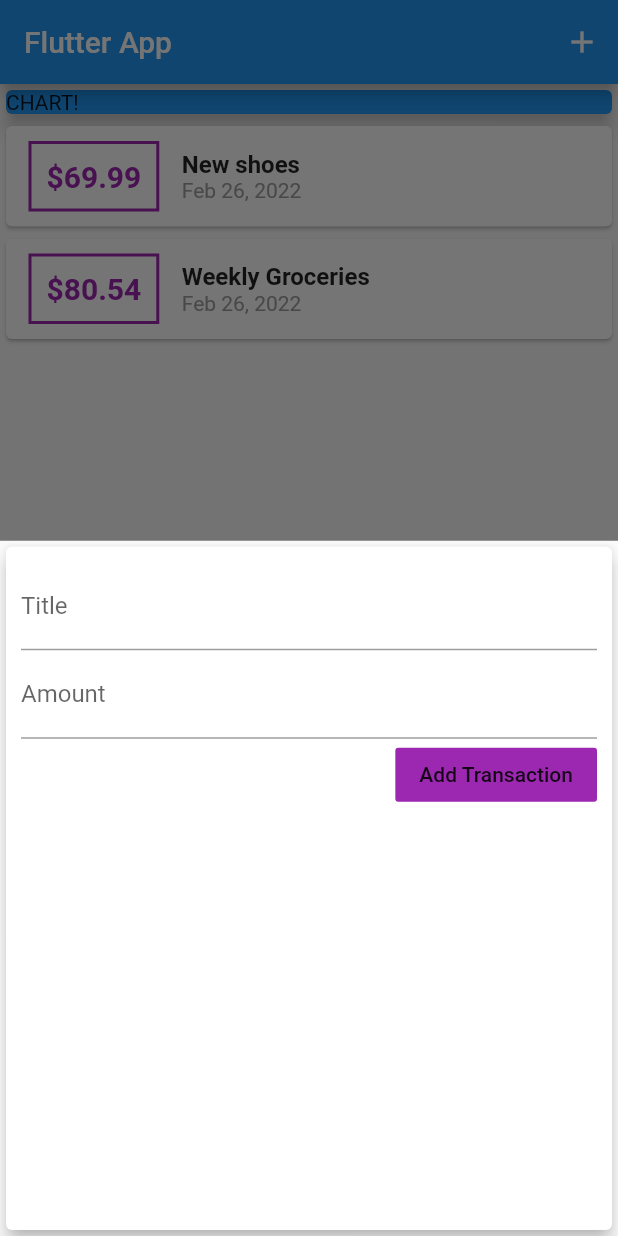
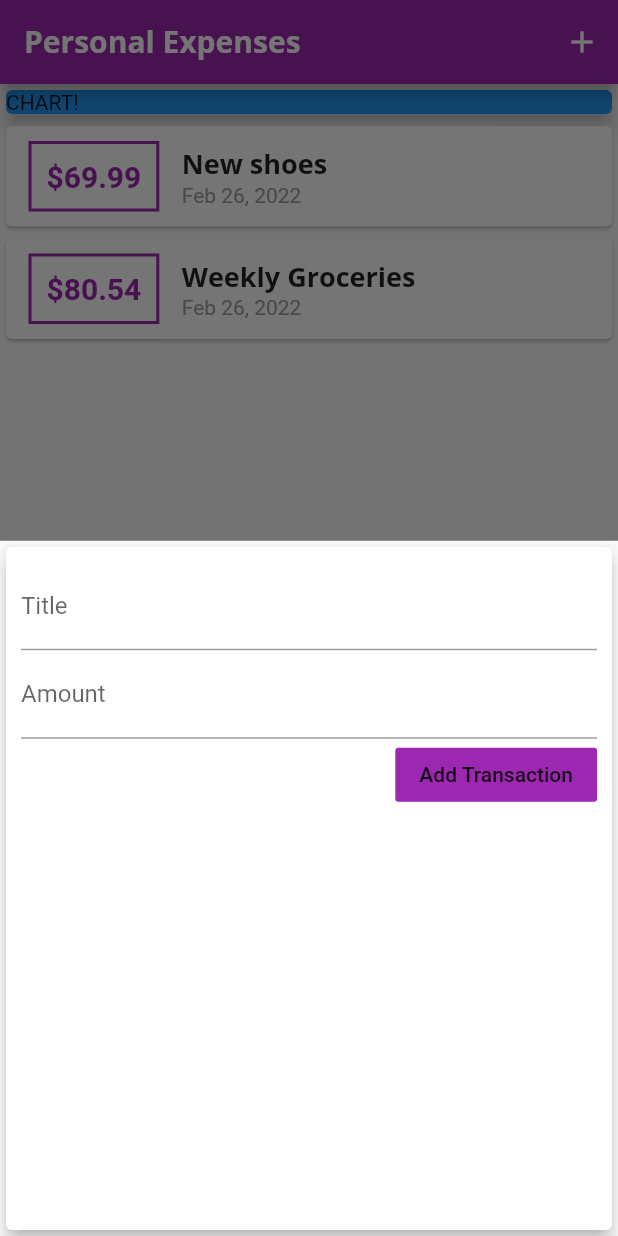
Before and after one commit to JulienMalcouronne/expense_tracker_flutter, a Flutter app: the screen it shows after launch, after a tap on the "add" icon, on a phone screen of 412 x 824 dp. Run offline on Flutter 3.47's test engine with Material 2 defaults, Android fonts, the phone set to English and light mode, and no system bars.

Commit message:
added theme on the expense app

```diff
--- a/lib/main.dart
+++ b/lib/main.dart
@@ -12,7 +12,26 @@ class MyApp extends StatelessWidget {
   @override
   Widget build(BuildContext context) {
     return MaterialApp(
-      title: 'Flutter App',
+      title: 'Personal Expenses',
+      theme: ThemeData(
+          primarySwatch: Colors.purple,
+          accentColor: Colors.amber,
+          textTheme: ThemeData.light().textTheme.copyWith(
+                  headline6: TextStyle(
+                fontFamily: 'OpenSans',
+                fontWeight: FontWeight.bold,
+                fontSize: 18,
+              )),
+          appBarTheme: AppBarTheme(
+            textTheme: ThemeData.light().textTheme.copyWith(
+                  headline6: TextStyle(
+                    fontFamily: 'OpenSans',
+                    fontSize: 20,
+                    fontWeight: FontWeight.bold,
+                  ),
+                ),
+          ),
+          fontFamily: 'Quicksand'),
       home: MyHomePage(),
     );
   }
@@ -70,7 +89,7 @@ class _MyHomePageState extends State<MyHomePage> {
   Widget build(BuildContext context) {
     return Scaffold(
       appBar: AppBar(
-        title: Text('Flutter App'),
+        title: Text('Personal Expenses'),
         actions: <Widget>[
           IconButton(
             icon: Icon(Icons.add),
--- a/lib/widgets/new_transaction.dart
+++ b/lib/widgets/new_transaction.dart
@@ -1,11 +1,18 @@
 import 'package:flutter/material.dart';
 
-class NewTransaction extends StatelessWidget {
+class NewTransaction extends StatefulWidget {
   final Function addTx;
-  final titleController = TextEditingController();
-  final amountController = TextEditingController();
 
   NewTransaction(this.addTx);
+
+  @override
+  State<NewTransaction> createState() => _NewTransactionState();
+}
+
+class _NewTransactionState extends State<NewTransaction> {
+  final titleController = TextEditingController();
+
+  final amountController = TextEditingController();
 
   void submitData() {
     final enteredTitle = titleController.text;
@@ -15,10 +22,12 @@ class NewTransaction extends StatelessWidget {
       return;
     }
 
-    addTx(
+    widget.addTx(
       enteredTitle,
       enteredAmount,
     );
+
+    Navigator.of(context).pop();
   }
 
   @override
--- a/lib/widgets/transaction_list.dart
+++ b/lib/widgets/transaction_list.dart
@@ -24,7 +24,7 @@ class TransactionList extends StatelessWidget {
                   ),
                   decoration: BoxDecoration(
                     border: Border.all(
-                      color: Colors.purple,
+                      color: Theme.of(context).primaryColor,
                       width: 2,
                     ),
                   ),
@@ -34,7 +34,7 @@ class TransactionList extends StatelessWidget {
                     style: TextStyle(
                       fontWeight: FontWeight.bold,
                       fontSize: 20,
-                      color: Colors.purple,
+                      color: Theme.of(context).primaryColor,
                     ),
                   ),
                 ),
@@ -43,10 +43,7 @@ class TransactionList extends StatelessWidget {
                   children: <Widget>[
                     Text(
                       transactions[index].title,
-                      style: TextStyle(
-                        fontSize: 16,
-                        fontWeight: FontWeight.bold,
-                      ),
+                      style: Theme.of(context).textTheme.headline6,
                     ),
                     Text(
                       DateFormat.yMMMd().format(transactions[index].date),
--- a/lib/widgets/user_transaction.dart
+++ /dev/null
@@ -1,20 +0,0 @@
-import 'package:flutter/material.dart';
-import './new_transaction.dart';
-import './transaction_list.dart';
-import '../models/transaction.dart';
-
-class UserTransactions extends StatefulWidget {
-  @override
-  _UserTransactionsState createState() => _UserTransactionsState();
-}
-
-class _UserTransactionsState extends State<UserTransactions> {
-  @override
-  Widget build(BuildContext context) {
-    return Column(
-      children: <Widget>[
-        NewTransaction(_addNewTransaction),
-      ],
-    );
-  }
-}
```
Also changed, not shown: pubspec.yaml (+11 -6 lines), assets/fonts/OpenSans-Bold.ttf (added), assets/fonts/OpenSans-Regular.ttf (added), assets/fonts/Quicksand-Bold.ttf (added), assets/fonts/Quicksand-Light.ttf (added), assets/fonts/Quicksand-Medium.ttf (added), assets/fonts/Quicksand-Regular.ttf (added).
